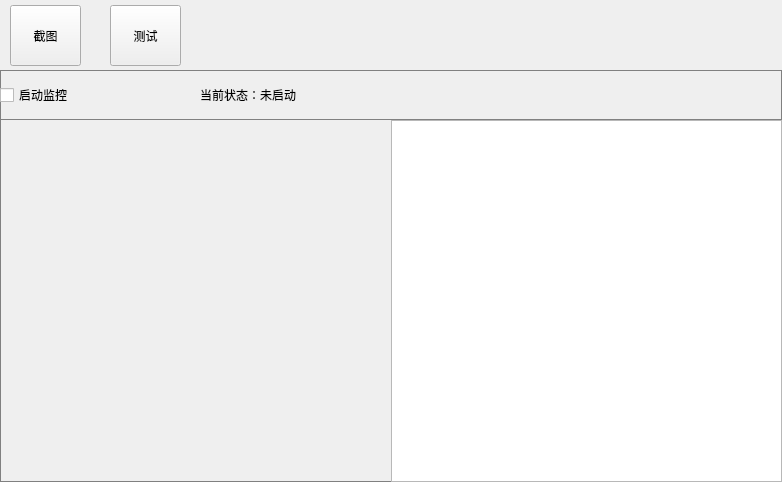
Above: DiabloClicker/ui/tab_advance_image.ui from super999/DiabloHelper before the change. Below: the same form after it.
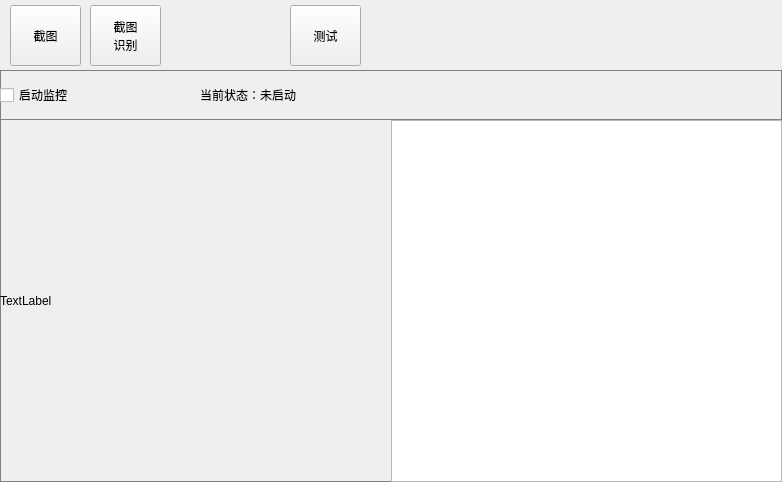
That is the form after the change.

Commit message: 新增智能按键标签页，重构截图功能并更新配置文件

```diff
--- a/DiabloClicker/ui/tab_advance_image.ui
+++ b/DiabloClicker/ui/tab_advance_image.ui
@@ -62,7 +62,7 @@
      <widget class="QPushButton" name="pushButton_test">
       <property name="geometry">
        <rect>
-        <x>110</x>
+        <x>290</x>
         <y>5</y>
         <width>71</width>
         <height>61</height>
@@ -72,6 +72,20 @@
        <string>测试</string>
       </property>
      </widget>
+     <widget class="QPushButton" name="pushButton_smart_pic_cut">
+      <property name="geometry">
+       <rect>
+        <x>90</x>
+        <y>5</y>
+        <width>71</width>
+        <height>61</height>
+       </rect>
+      </property>
+      <property name="text">
+       <string>截图
+识别</string>
+      </property>
+     </widget>
     </widget>
    </item>
    <item>
@@ -197,7 +211,32 @@
           <number>0</number>
          </property>
          <item>
-          <widget class="QWidget" name="widget_3" native="true"/>
+          <widget class="QWidget" name="widget_3" native="true">
+           <layout class="QVBoxLayout" name="verticalLayout_3">
+            <property name="spacing">
+             <number>0</number>
+            </property>
+            <property name="leftMargin">
+             <number>0</number>
+            </property>
+            <property name="topMargin">
+             <number>0</number>
+            </property>
+            <property name="rightMargin">
+             <number>0</number>
+            </property>
+            <property name="bottomMargin">
+             <number>0</number>
+            </property>
+            <item>
+             <widget class="QLabel" name="labelImageShow">
+              <property name="text">
+               <string>TextLabel</string>
+              </property>
+             </widget>
+            </item>
+           </layout>
+          </widget>
          </item>
          <item>
           <widget class="QWidget" name="widget_4" native="true">
```
The commit also changes 6 other files.
